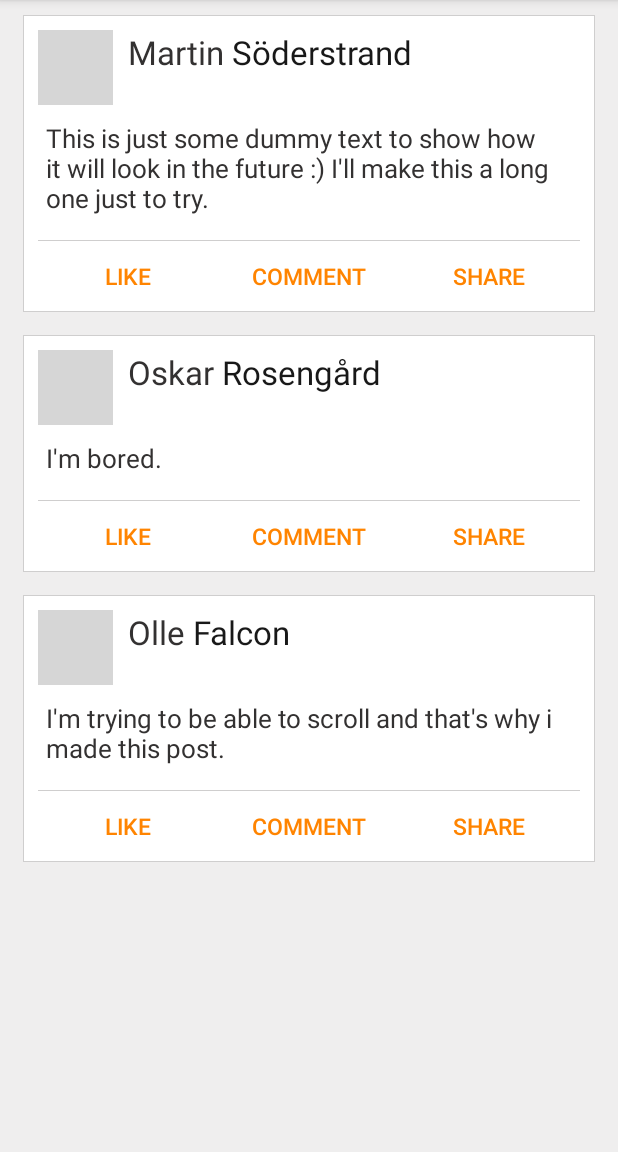
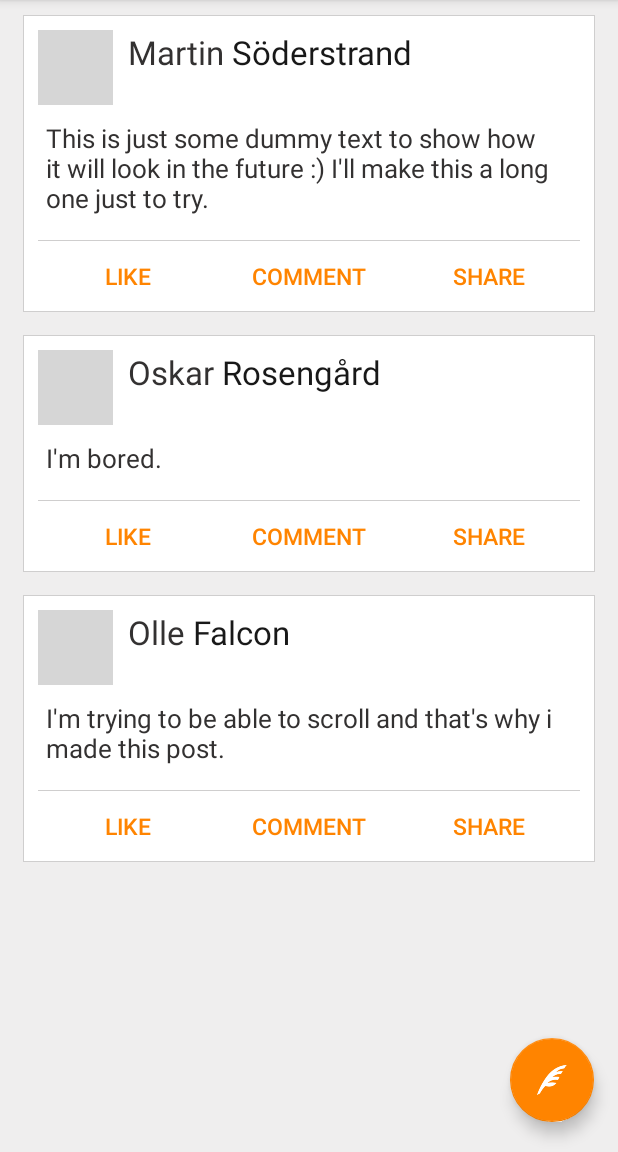
Before and after one commit to Martinsodis96/Mellow, an Android app: the fragment FlowFragment shown on its own in the app's theme, on a phone screen of 412 x 824 dp, the part 84-1236 px from its top. Run offline under Robolectric (Android 15) with nearby library versions, the phone set to English and light mode, and no system bars; grey boxes are pictures that could not be loaded.

Commit message:
floating action button added to the flow view to be able to write posts.

```diff
--- a/android/Mellow/app/src/main/res/layout/fragment_flow.xml
+++ b/android/Mellow/app/src/main/res/layout/fragment_flow.xml
@@ -1,5 +1,6 @@
 <FrameLayout xmlns:android="http://schemas.android.com/apk/res/android"
     xmlns:tools="http://schemas.android.com/tools"
+    xmlns:app="http://schemas.android.com/apk/res-auto"
     android:layout_width="match_parent"
     android:layout_height="match_parent"
     tools:context="com.mellow.fragment.FlowFragment"
@@ -25,4 +26,15 @@
         android:paddingLeft="15dp"
         android:paddingRight="15dp" />
 
+    <android.support.design.widget.FloatingActionButton
+        android:src="@drawable/ic_feather_white_24dp"
+        app:fabSize="normal"
+        android:layout_width="wrap_content"
+        android:layout_height="wrap_content"
+        android:layout_gravity="bottom|end"
+        app:backgroundTint="#ff8400"
+        android:layout_marginEnd="16dp"
+        android:layout_marginBottom="20dp"
+        android:clickable="true" />
+
 </FrameLayout>
```
Also changed, not shown: android/Mellow/app/src/main/res/drawable/ic_feather_black_24dp.png (added), android/Mellow/app/src/main/res/drawable/ic_feather_white_24dp.png (added).
